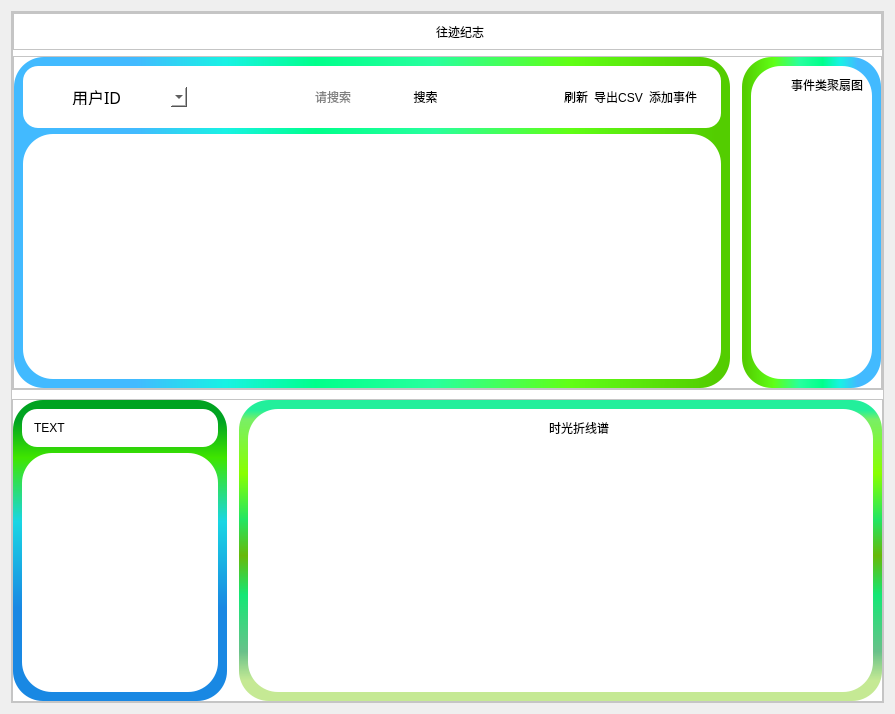
This is FinalProject/logrecord_window.ui in musuwer/QtCourse as Qt 5 draws it before an edit. The edited form follows.
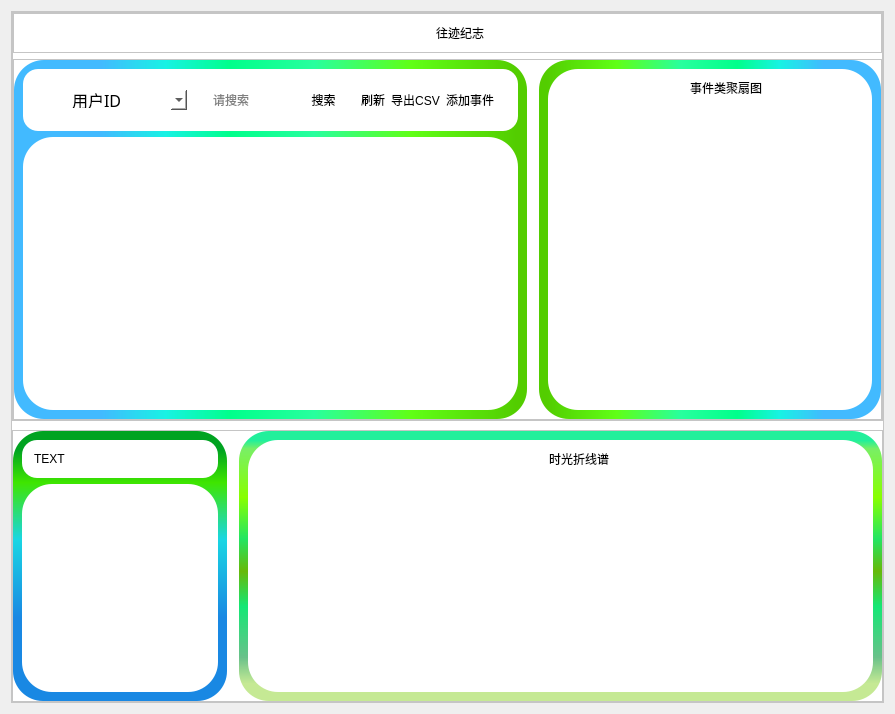
This is the edited form. Icons and pictures are not drawn.

The edit to the form file:
```diff
--- a/FinalProject/logrecord_window.ui
+++ b/FinalProject/logrecord_window.ui
@@ -46,7 +46,7 @@
         <property name="sizePolicy">
          <sizepolicy hsizetype="Preferred" vsizetype="Expanding">
           <horstretch>0</horstretch>
-          <verstretch>5</verstretch>
+          <verstretch>6</verstretch>
          </sizepolicy>
         </property>
         <property name="frameShape">
@@ -230,7 +230,7 @@
                <widget class="QFrame" name="frame_2">
                 <property name="sizePolicy">
                  <sizepolicy hsizetype="Preferred" vsizetype="Expanding">
-                  <horstretch>0</horstretch>
+                  <horstretch>3</horstretch>
                   <verstretch>1</verstretch>
                  </sizepolicy>
                 </property>
```
